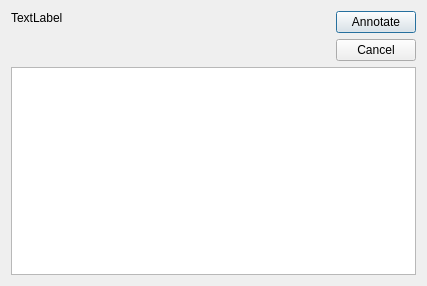
This is chart/ui/annotate.ui in BioSignalML/biosignalml-browser as Qt 5 draws it before an edit. The edited form follows.
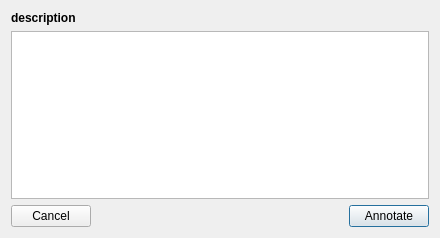
This is the edited form.

Commit message: Change annotation dialog layout.

```diff
--- a/chart/ui/annotate.ui
+++ b/chart/ui/annotate.ui
@@ -9,28 +9,30 @@
    <rect>
     <x>0</x>
     <y>0</y>
-    <width>427</width>
-    <height>286</height>
+    <width>440</width>
+    <height>238</height>
    </rect>
   </property>
   <property name="windowTitle">
    <string>Dialog</string>
   </property>
-  <layout class="QHBoxLayout" name="horizontalLayout_2">
-   <item>
     <layout class="QVBoxLayout" name="verticalLayout">
      <item>
-      <layout class="QHBoxLayout" name="horizontalLayout">
-       <item>
-        <widget class="QLabel" name="heading">
+    <widget class="QLabel" name="description">
          <property name="sizePolicy">
           <sizepolicy hsizetype="Expanding" vsizetype="Preferred">
            <horstretch>0</horstretch>
            <verstretch>0</verstretch>
           </sizepolicy>
          </property>
+     <property name="font">
+      <font>
+       <weight>75</weight>
+       <bold>true</bold>
+      </font>
+     </property>
          <property name="text">
-          <string>TextLabel</string>
+      <string>description</string>
          </property>
          <property name="alignment">
           <set>Qt::AlignLeading|Qt::AlignLeft|Qt::AlignTop</set>
@@ -41,7 +43,35 @@
         </widget>
        </item>
        <item>
-        <spacer name="horizontalSpacer">
+    <spacer name="verticalSpacer">
+     <property name="orientation">
+      <enum>Qt::Vertical</enum>
+     </property>
+     <property name="sizeHint" stdset="0">
+      <size>
+       <width>17</width>
+       <height>0</height>
+      </size>
+     </property>
+    </spacer>
+   </item>
+   <item>
+    <widget class="QPlainTextEdit" name="annotation"/>
+   </item>
+   <item>
+    <layout class="QHBoxLayout" name="horizontalLayout">
+     <item>
+      <widget class="QPushButton" name="cancel">
+       <property name="text">
+        <string>Cancel</string>
+       </property>
+       <property name="flat">
+        <bool>false</bool>
+       </property>
+      </widget>
+     </item>
+     <item>
+      <spacer name="horizontalSpacer_2">
          <property name="orientation">
           <enum>Qt::Horizontal</enum>
          </property>
@@ -54,8 +84,6 @@
         </spacer>
        </item>
        <item>
-        <layout class="QVBoxLayout" name="verticalLayout_2">
-         <item>
           <widget class="QPushButton" name="annotate">
            <property name="text">
             <string>Annotate</string>
@@ -64,23 +92,6 @@
             <bool>true</bool>
            </property>
           </widget>
-         </item>
-         <item>
-          <widget class="QPushButton" name="cancel">
-           <property name="text">
-            <string>Cancel</string>
-           </property>
-           <property name="flat">
-            <bool>false</bool>
-           </property>
-          </widget>
-         </item>
-        </layout>
-       </item>
-      </layout>
-     </item>
-     <item>
-      <widget class="QPlainTextEdit" name="annotation"/>
      </item>
     </layout>
    </item>
```
Left out of the diff: 2 changed lines with no effect on the pictures. Lines whose indentation alone changed are shown as unchanged.
